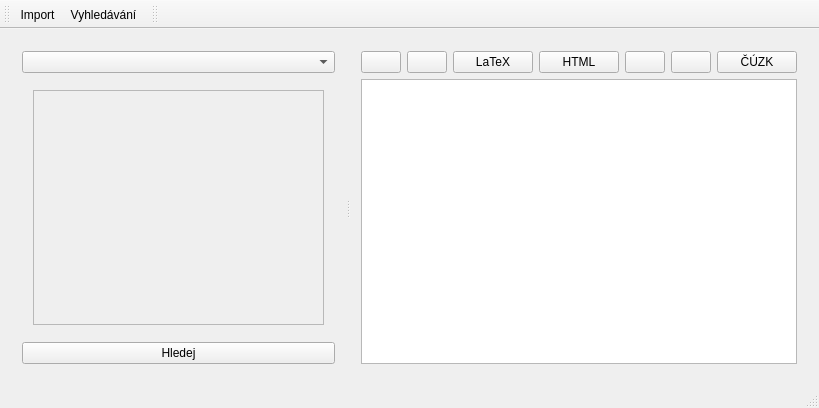
First picture: the form in vfkmainwindow.ui, repository ctu-geoforall-lab/qgis-vfk-plugin-cpp, before the edit.
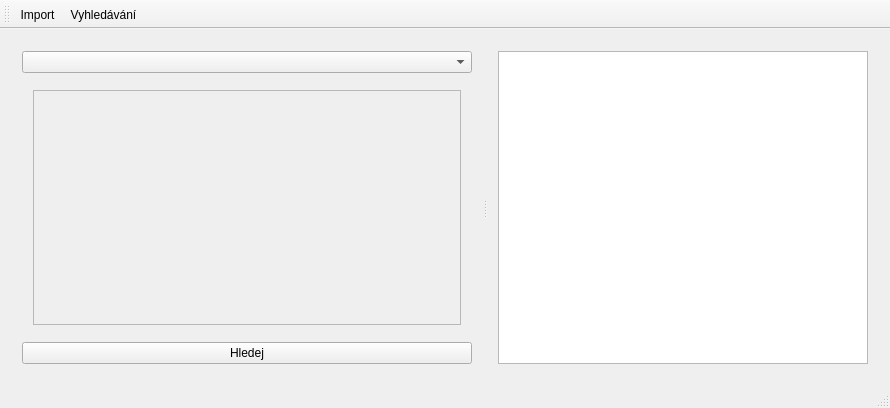
Second picture: the form after the edit. The open tabs and pages were chosen to show the change. Icons and pictures are not drawn. Custom widgets are drawn as their Qt base class.

Commit message: buttons above browser changed to toolbar with actions

```diff
--- a/vfkmainwindow.ui
+++ b/vfkmainwindow.ui
@@ -6,13 +6,22 @@
    <rect>
     <x>0</x>
     <y>0</y>
-    <width>767</width>
+    <width>890</width>
     <height>408</height>
    </rect>
   </property>
   <property name="windowTitle">
    <string>Prohlížeč VFK</string>
   </property>
+  <property name="layoutDirection">
+   <enum>Qt::LeftToRight</enum>
+  </property>
+  <property name="tabShape">
+   <enum>QTabWidget::Rounded</enum>
+  </property>
+  <property name="dockOptions">
+   <set>QMainWindow::AllowTabbedDocks|QMainWindow::AnimatedDocks</set>
+  </property>
   <widget class="QWidget" name="centralWidget">
    <layout class="QGridLayout" name="gridLayout_4">
     <item row="0" column="0">
@@ -234,7 +243,7 @@
                  <rect>
                   <x>0</x>
                   <y>0</y>
-                  <width>62</width>
+                  <width>98</width>
                   <height>28</height>
                  </rect>
                 </property>
@@ -261,99 +270,7 @@
        </widget>
       </widget>
       <widget class="QWidget" name="verticalLayoutWidget">
-       <layout class="QVBoxLayout" name="verticalLayout">
-        <item>
-         <layout class="QHBoxLayout" name="horizontalLayout">
-          <item>
-           <widget class="QPushButton" name="backButton">
-            <property name="text">
-             <string/>
-            </property>
-            <property name="icon">
-             <iconset>
-              <normalon>:/vfkplugin/arrowBack.png</normalon>
-             </iconset>
-            </property>
-            <property name="iconSize">
-             <size>
-              <width>24</width>
-              <height>24</height>
-             </size>
-            </property>
-           </widget>
-          </item>
-          <item>
-           <widget class="QPushButton" name="forthButton">
-            <property name="text">
-             <string/>
-            </property>
-            <property name="icon">
-             <iconset>
-              <normalon>:/vfkplugin/arrowForward.png</normalon>
-             </iconset>
-            </property>
-           </widget>
-          </item>
-          <item>
-           <widget class="QPushButton" name="latexExportButton">
-            <property name="text">
-             <string>LaTeX</string>
-            </property>
-           </widget>
-          </item>
-          <item>
-           <widget class="QPushButton" name="htmlExportButton">
-            <property name="text">
-             <string>HTML</string>
-            </property>
-           </widget>
-          </item>
-          <item>
-           <widget class="QPushButton" name="selectParButton">
-            <property name="text">
-             <string/>
-            </property>
-            <property name="icon">
-             <iconset>
-              <normalon>:/vfkplugin/selectPar.png</normalon>
-             </iconset>
-            </property>
-           </widget>
-          </item>
-          <item>
-           <widget class="QPushButton" name="selectBudButton">
-            <property name="text">
-             <string/>
-            </property>
-            <property name="icon">
-             <iconset>
-              <normalon>:/vfkplugin/selectBud.png</normalon>
-             </iconset>
-            </property>
-           </widget>
-          </item>
-          <item>
-           <widget class="QPushButton" name="cuzkButton">
-            <property name="text">
-             <string>ČÚZK</string>
-            </property>
-           </widget>
-          </item>
-          <item>
-           <spacer name="horizontalSpacer">
-            <property name="orientation">
-             <enum>Qt::Horizontal</enum>
-            </property>
-            <property name="sizeHint" stdset="0">
-             <size>
-              <width>40</width>
-              <height>20</height>
-             </size>
-            </property>
-           </spacer>
-          </item>
-         </layout>
-        </item>
+       <layout class="QVBoxLayout" name="browserLayout">
         <item>
          <widget class="VfkTextBrowser" name="vfkBrowser"/>
         </item>
@@ -374,7 +291,7 @@
     <set>Qt::AllToolBarAreas</set>
    </property>
    <property name="toolButtonStyle">
-    <enum>Qt::ToolButtonTextBesideIcon</enum>
+    <enum>Qt::ToolButtonIconOnly</enum>
    </property>
    <attribute name="toolBarArea">
     <enum>TopToolBarArea</enum>
@@ -386,23 +303,6 @@
    <addaction name="actionVyhledavani"/>
   </widget>
   <widget class="QStatusBar" name="statusBar"/>
-  <widget class="QToolBar" name="toolBar">
-   <property name="windowTitle">
-    <string>toolBar</string>
-   </property>
-   <property name="iconSize">
-    <size>
-     <width>21</width>
-     <height>21</height>
-    </size>
-   </property>
-   <attribute name="toolBarArea">
-    <enum>TopToolBarArea</enum>
-   </attribute>
-   <attribute name="toolBarBreak">
-    <bool>false</bool>
-   </attribute>
-  </widget>
   <action name="actionVyhledavani">
    <property name="checkable">
     <bool>true</bool>
```
Left out of the diff: 87 changed lines with no effect on the pictures. The commit also changes 2 other files.
